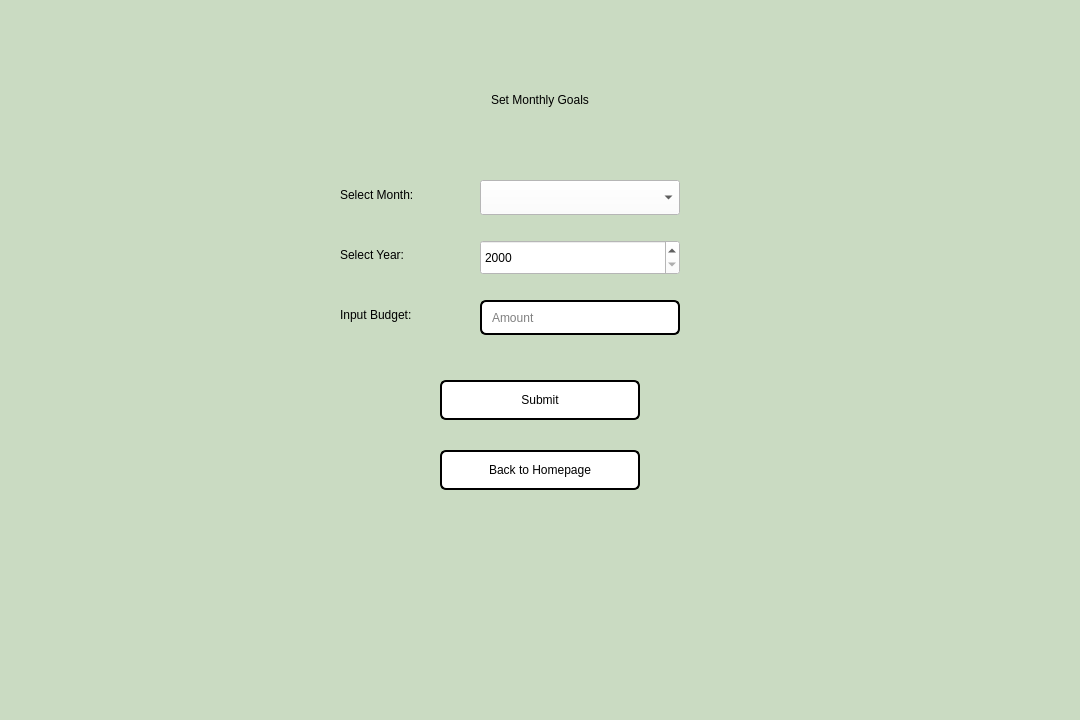
aasishhumagain/BudgetBuddy, file monthlygoals.ui: the form before one commit.
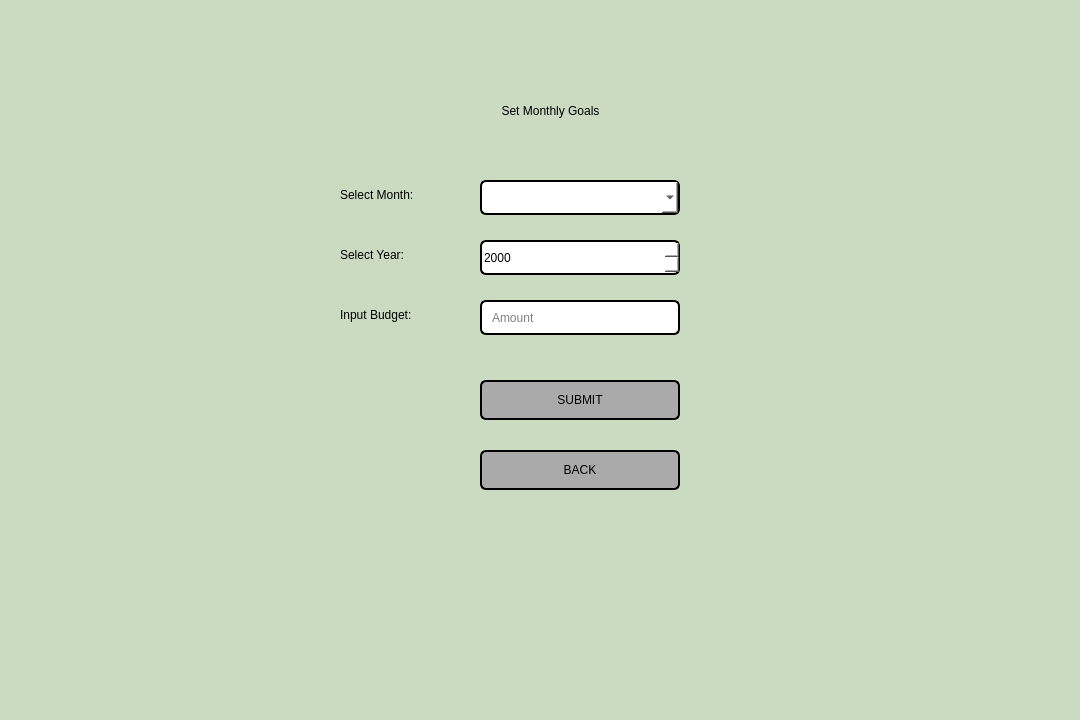
The form after the commit.

The edit to the form file:
```diff
--- a/monthlygoals.ui
+++ b/monthlygoals.ui
@@ -23,8 +23,8 @@
     <rect>
      <x>390</x>
      <y>80</y>
-     <width>300</width>
-     <height>40</height>
+     <width>321</width>
+     <height>61</height>
     </rect>
    </property>
    <property name="styleSheet">
@@ -70,9 +70,12 @@
    </property>
    <property name="styleSheet">
     <string notr="true">
-     font: 600 11pt &quot;Segoe UI&quot;;
+
+     font: 600 12pt &quot;Segoe UI&quot;;
      background: white;
      color: rgb(0, 0, 0);
+     border: 2px solid black;
+     border-radius: 6px;
    </string>
    </property>
   </widget>
@@ -106,9 +109,12 @@
    </property>
    <property name="styleSheet">
     <string notr="true">
-     font: 600 11pt &quot;Segoe UI&quot;;
+
+     font: 600 12pt &quot;Segoe UI&quot;;
      background: white;
      color: rgb(0, 0, 0);
+     border: 2px solid black;
+     border-radius: 6px;
    </string>
    </property>
    <property name="minimum">
@@ -166,7 +172,7 @@
   <widget class="QPushButton" name="buttonSubmit">
    <property name="geometry">
     <rect>
-     <x>440</x>
+     <x>480</x>
      <y>380</y>
      <width>200</width>
      <height>40</height>
@@ -174,21 +180,22 @@
    </property>
    <property name="styleSheet">
     <string notr="true">
-     font: 600 12pt &quot;Segoe UI&quot;;
-     background: white;
+     font: 700 14pt &quot;Segoe UI&quot;;
+
+background-color: rgb(170, 170, 170);
      color: rgb(0, 0, 0);
      border: 2px solid black;
      border-radius: 6px;
    </string>
    </property>
    <property name="text">
-    <string>Submit</string>
+    <string>SUBMIT</string>
    </property>
   </widget>
   <widget class="QPushButton" name="buttonBack">
    <property name="geometry">
     <rect>
-     <x>440</x>
+     <x>480</x>
      <y>450</y>
      <width>200</width>
      <height>40</height>
@@ -196,15 +203,16 @@
    </property>
    <property name="styleSheet">
     <string notr="true">
-     font: 600 12pt &quot;Segoe UI&quot;;
-     background: white;
+     font: 700 14pt &quot;Segoe UI&quot;;
+
+background-color: rgb(170, 170, 170);
      color: rgb(0, 0, 0);
      border: 2px solid black;
      border-radius: 6px;
    </string>
    </property>
    <property name="text">
-    <string>Back to Homepage</string>
+    <string>BACK</string>
    </property>
   </widget>
  </widget>
```
Left out of the diff: 8 changed lines with no effect on the pictures.
